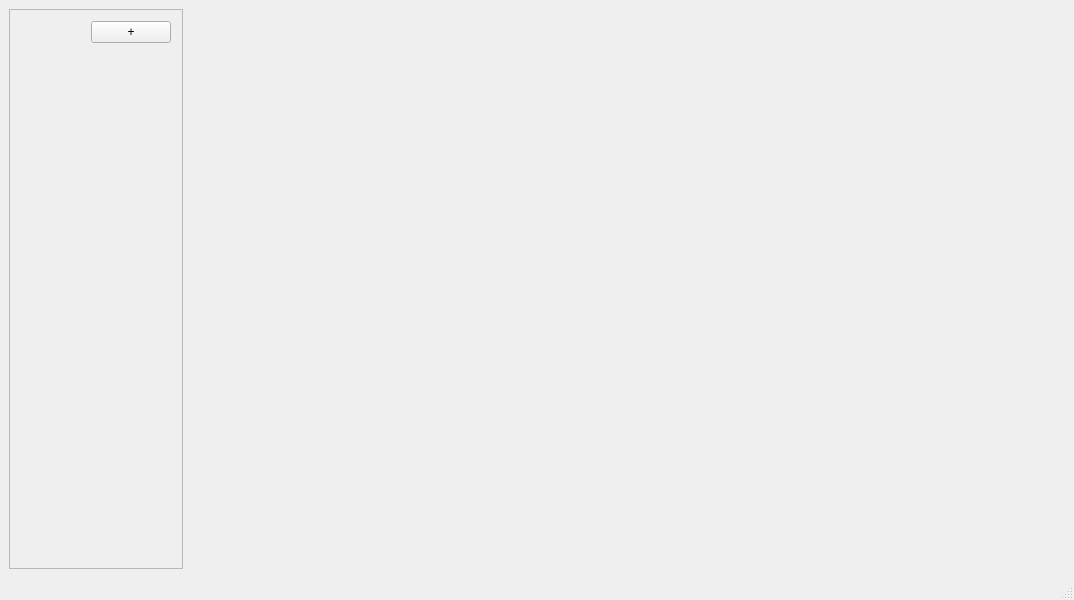
zzvanyazz/Kursova, file Kursova/EducationProgressForms/educationprogressmainwindow.ui: the form before one commit.
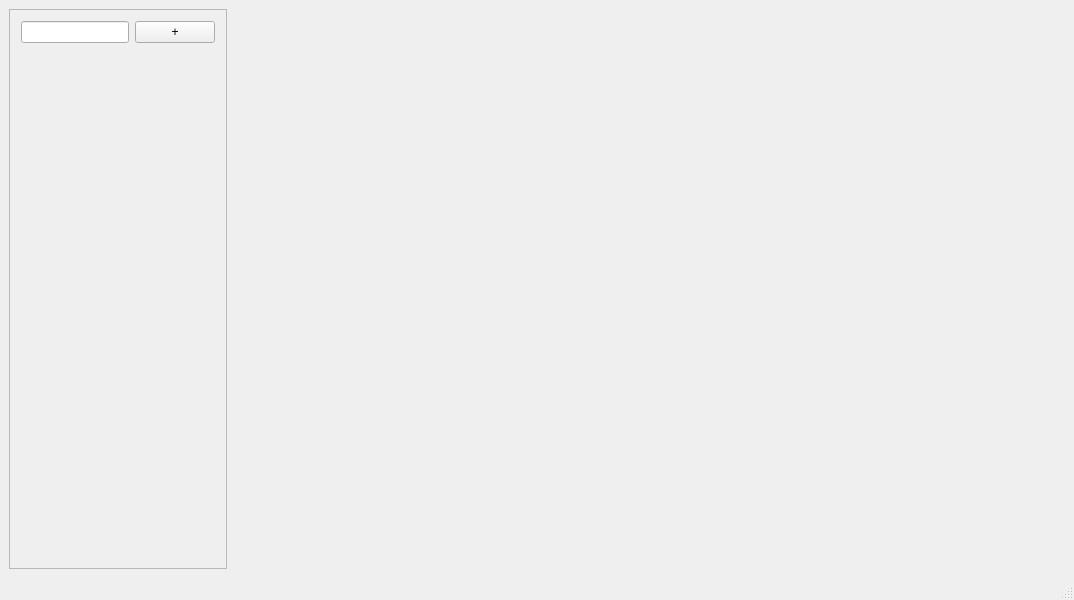
The form after the commit.

The edit to the form file:
```diff
--- a/Kursova/EducationProgressForms/educationprogressmainwindow.ui
+++ b/Kursova/EducationProgressForms/educationprogressmainwindow.ui
@@ -24,7 +24,7 @@
     <item>
      <widget class="QScrollArea" name="scrollArea">
       <property name="sizePolicy">
-       <sizepolicy hsizetype="Expanding" vsizetype="MinimumExpanding">
+       <sizepolicy hsizetype="Minimum" vsizetype="Minimum">
         <horstretch>1</horstretch>
         <verstretch>0</verstretch>
        </sizepolicy>
@@ -37,8 +37,8 @@
         <rect>
          <x>0</x>
          <y>0</y>
-         <width>172</width>
-         <height>538</height>
+         <width>221</width>
+         <height>509</height>
         </rect>
        </property>
        <property name="sizePolicy">
@@ -47,6 +47,12 @@
          <verstretch>0</verstretch>
         </sizepolicy>
        </property>
+       <property name="maximumSize">
+        <size>
+         <width>16777215</width>
+         <height>16777215</height>
+        </size>
+       </property>
        <layout class="QVBoxLayout" name="verticalLayout_3">
         <item>
          <widget class="QWidget" name="widget" native="true">
@@ -70,26 +76,29 @@
             <number>2</number>
            </property>
            <item>
-            <spacer name="horizontalSpacer">
-             <property name="orientation">
-              <enum>Qt::Horizontal</enum>
-             </property>
-             <property name="sizeHint" stdset="0">
-              <size>
-               <width>40</width>
-               <height>20</height>
-              </size>
-             </property>
-            </spacer>
-           </item>
-           <item>
-            <widget class="QPushButton" name="AddButton">
+            <widget class="QLineEdit" name="SearchLine">
              <property name="sizePolicy">
               <sizepolicy hsizetype="Minimum" vsizetype="Minimum">
                <horstretch>0</horstretch>
                <verstretch>0</verstretch>
               </sizepolicy>
              </property>
+             <property name="echoMode">
+              <enum>QLineEdit::Normal</enum>
+             </property>
+             <property name="cursorMoveStyle">
+              <enum>Qt::LogicalMoveStyle</enum>
+             </property>
+            </widget>
+           </item>
+           <item>
+            <widget class="QPushButton" name="AddButton">
+             <property name="sizePolicy">
+              <sizepolicy hsizetype="Maximum" vsizetype="Minimum">
+               <horstretch>0</horstretch>
+               <verstretch>0</verstretch>
+              </sizepolicy>
+             </property>
              <property name="text">
               <string>+</string>
              </property>
```
Left out of the diff: 2 changed lines with no effect on the pictures.
